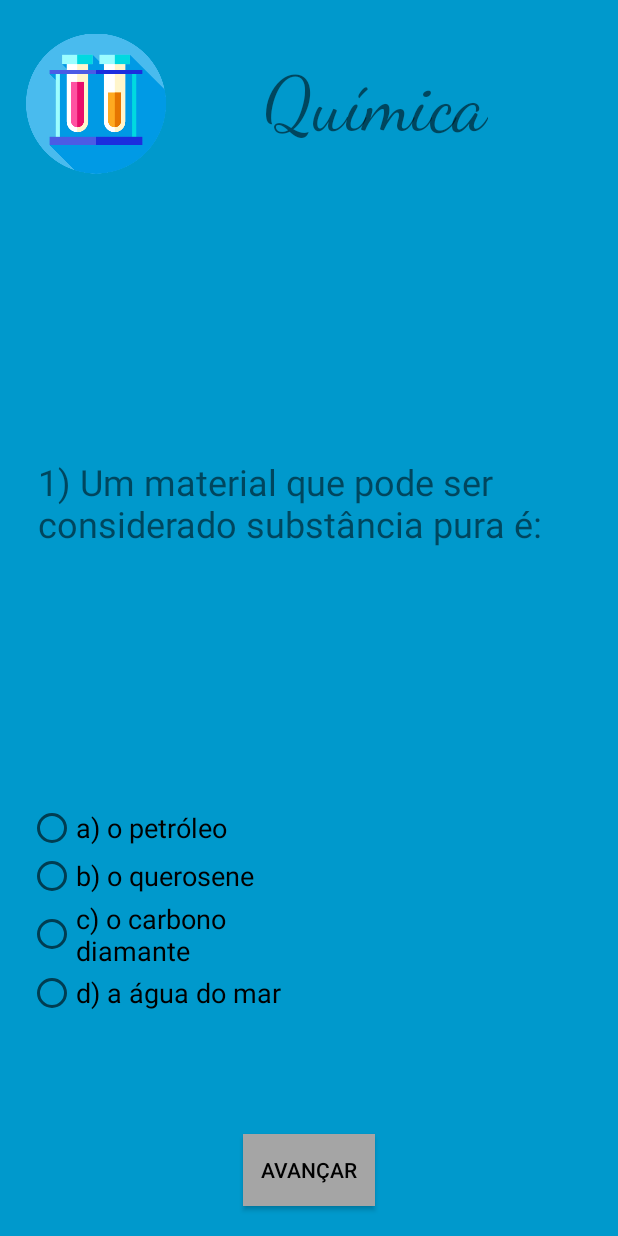
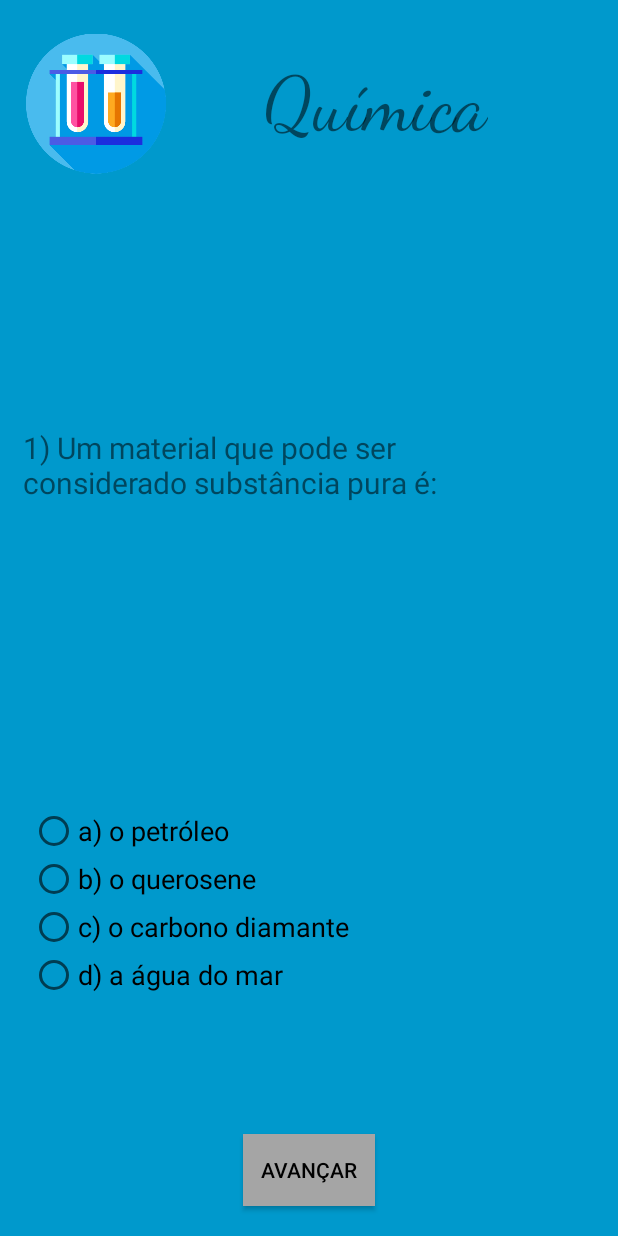
Before and after one commit to PedroCarl0s/QuizCiencias, an Android app: the screen it shows after launch (TelaQuestoes), after a tap on "TODO", on a phone screen of 412 x 824 dp. Run offline under Robolectric (Android 15) with nearby library versions, the phone set to English and light mode, and no system bars.

Commit message:
alterações no xml

```diff
--- a/QuizdeCiencias/app/src/main/res/layout/activity_tela_questoes.xml
+++ b/QuizdeCiencias/app/src/main/res/layout/activity_tela_questoes.xml
@@ -45,47 +45,46 @@
 
     <TextView
         android:id="@+id/lblEnunciado"
-        android:layout_width="337dp"
+        android:layout_width="310dp"
         android:layout_height="wrap_content"
         android:layout_marginStart="15dp"
         android:layout_marginLeft="15dp"
         android:layout_marginTop="8dp"
-        android:layout_marginEnd="20dp"
-        android:layout_marginRight="20dp"
+        android:layout_marginEnd="35dp"
+        android:layout_marginRight="35dp"
         android:layout_marginBottom="8dp"
         android:text="@string/enunciado"
-        android:textSize="24sp"
+        android:textSize="20sp"
         app:layout_constraintBottom_toBottomOf="parent"
         app:layout_constraintEnd_toEndOf="parent"
-        app:layout_constraintHorizontal_bias="0.25"
+        app:layout_constraintHorizontal_bias="0.0"
         app:layout_constraintStart_toStartOf="parent"
         app:layout_constraintTop_toTopOf="parent"
-        app:layout_constraintVertical_bias="0.397" />
+        app:layout_constraintVertical_bias="0.365" />
 
     <RadioGroup
         android:id="@+id/RadioGroup"
-        android:layout_width="196dp"
+        android:layout_width="wrap_content"
         android:layout_height="wrap_content"
-        android:layout_marginStart="8dp"
-        android:layout_marginLeft="8dp"
-        android:layout_marginEnd="8dp"
-        android:layout_marginRight="8dp"
-        android:layout_marginBottom="75dp"
+        android:layout_marginStart="20dp"
+        android:layout_marginLeft="20dp"
+
+        android:layout_marginTop="8dp"
+        android:layout_marginBottom="60dp"
         app:layout_constraintBottom_toBottomOf="parent"
         app:layout_constraintEnd_toEndOf="parent"
-        app:layout_constraintHorizontal_bias="0.054"
+        app:layout_constraintHorizontal_bias="0.0"
         app:layout_constraintStart_toStartOf="parent"
         app:layout_constraintTop_toBottomOf="@+id/lblEnunciado"
-        app:layout_constraintVertical_bias="0.708">
+        app:layout_constraintVertical_bias="0.666">
 
         <RadioButton
             android:id="@+id/letraA"
-            android:layout_width="wrap_content"
-            android:layout_height="wrap_content"
             android:layout_weight="1"
             android:checked="false"
             android:clickable="true"
             android:focusable="true"
+            android:lineSpacingExtra="3sp"
             android:text="@string/a"
             android:textSize="18sp" />
 
@@ -94,6 +93,7 @@
             android:layout_width="wrap_content"
             android:layout_height="wrap_content"
             android:layout_weight="1"
+            android:lineSpacingExtra="3sp"
             android:text="@string/b"
             android:textSize="18sp" />
 
@@ -102,6 +102,7 @@
             android:layout_width="wrap_content"
             android:layout_height="wrap_content"
             android:layout_weight="1"
+            android:lineSpacingExtra="0sp"
             android:text="@string/c"
             android:textSize="18sp" />
 
@@ -110,8 +111,10 @@
             android:layout_width="wrap_content"
             android:layout_height="wrap_content"
             android:layout_weight="1"
+            android:lineSpacingExtra="0sp"
             android:text="@string/d"
             android:textSize="18sp" />
+
     </RadioGroup>
 
     <Button
@@ -126,6 +129,7 @@
         android:layout_marginRight="8dp"
         android:layout_marginBottom="8dp"
         android:background="@color/colorPrimary"
+        android:onClick="avancarQuestao"
         android:text="@string/avan_ar"
         android:textColor="@color/colorPrimaryDark"
         app:layout_constraintBottom_toBottomOf="parent"
```
